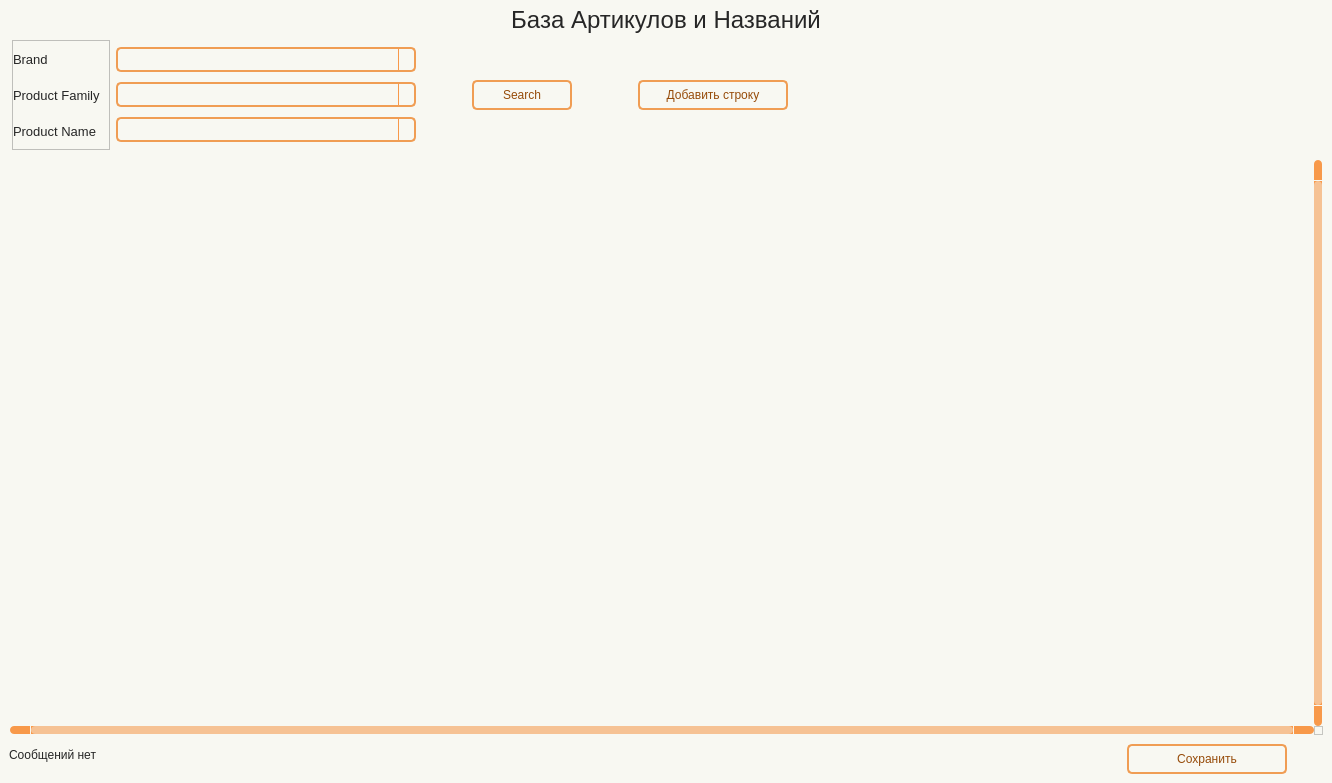
Qt form app/ui/windows/prod_articles.ui (Masik84/Procurement_app) before a commit.
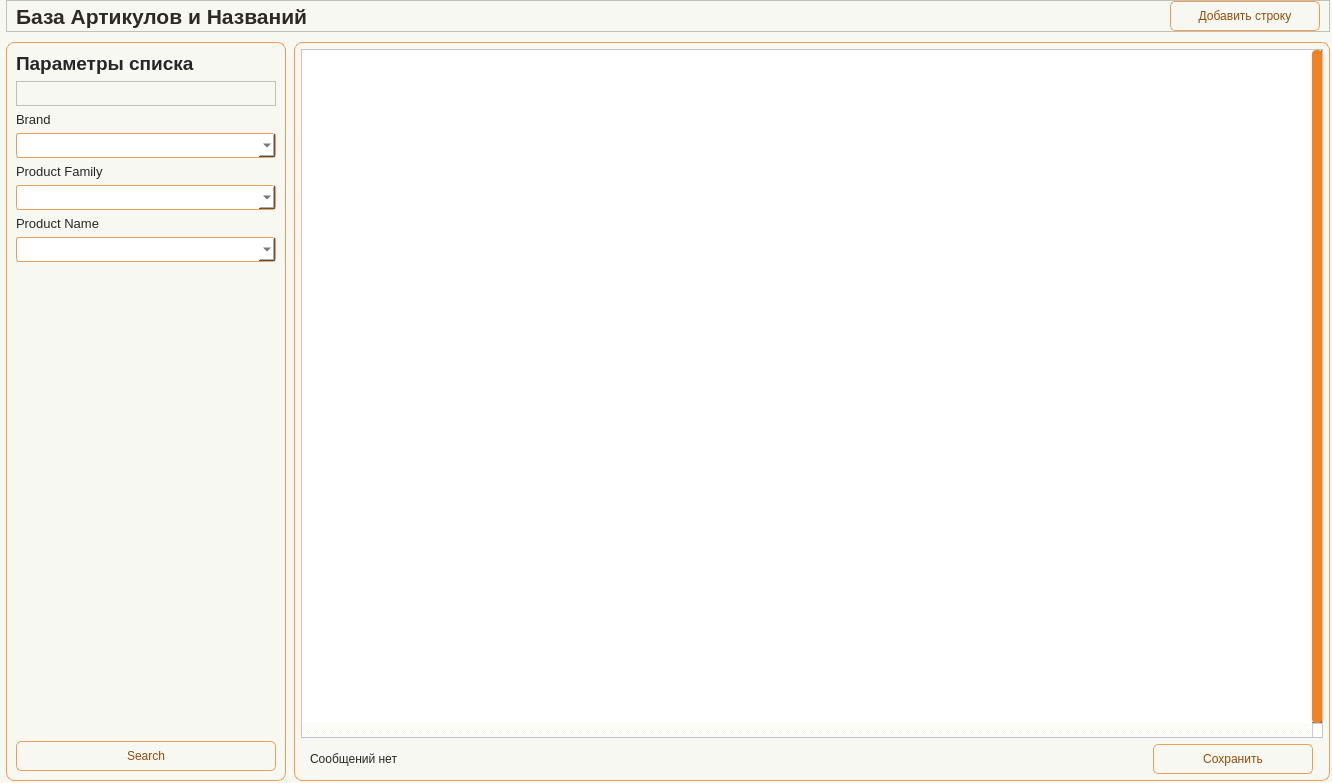
The same form after that commit. Icons and pictures are not drawn.

The edit to the form file:
```diff
--- a/app/ui/windows/prod_articles.ui
+++ b/app/ui/windows/prod_articles.ui
@@ -20,411 +20,85 @@
    <string>Form</string>
   </property>
   <property name="styleSheet">
-   <string notr="true">Form.QWidget{border: 2px solid #f28223;}
+   <string notr="true">/* ===== BASE PREVIEW STYLE FOR DESIGNER ===== */
 
-QWidget{
-	background-color: #f8f8f2;
+QWidget {
+    background-color: #f8f8f2;
+    color: #262626;
+    font: 10pt &quot;Tahoma&quot;;
 }
 
-#Title_label.QLabel {
-color: #262626;
-font: 18pt &quot;Tahoma&quot;;
-}
+/* ===== LABELS ===== */
 
 QLabel {
-color: #262626;
-font: 10pt &quot;Tahoma&quot;;
+    color: #262626;
 }
 
+#Title_label {
+    font: 16pt &quot;Tahoma&quot;;
+    font-weight: 700;
+    color: #2D2A26;
+}
+
+QLabel#label_filter_title {
+    font: 14pt &quot;Tahoma&quot;;
+    font-weight: 700;
+}
+
+/* ===== INPUTS ===== */
+
+QLineEdit, QComboBox, QDateEdit {
+    border: 1px solid #f09d54;
+    border-radius: 3px;
+    padding: 2px;
+    background-color: #ffffff;
+    color: #262626;
+}
+
+/* ===== BUTTONS ===== */
+
 QPushButton {
-	border: 2px solid #f09d54;
-	border-radius: 5px;
-	background-color: #f8f8f2;
-	color: #964b09;
-	font: 10pt &quot;Tahoma&quot;;
-}
-
-QPushButton:hover {
-	background-color: #f28223;
-	color: #ffffff;
-}
-
-QPushButton:pressed {
-	background-color: #f28223;
-	border: 2px solid #f28223;
-	color: #ffffff;
-}
-
-
-QTableWidget {	
-	background-color: #f8f8f2;
-	padding: 10px;
-	border-radius: 5px;
-	gridline-color: #f8994a;
-    outline: none;
-	color: #262626;
-}
-QTableWidget::item{
-	border-color: #f8994a;
-	padding-left: 5px;
-	padding-right: 5px;
-	gridline-color: #f8994a;
-	color: #262626;
-	padding: 1px;
-    font: 7pt &quot;Tahoma&quot;; 
-}
-QTableWidget::item:selected{
-	background-color: #f28223;
-    color: #ffffff;
-}
-QTableWidget::item:editable {
-	background-color: #fff5cc;
-	border: #ffffff;
-}
-QTableWidget::item:focus {
-	background-color: #f28223;
-	border: 2px solid #ffffff;
-}
-QHeaderView::section{
-	background-color: #f8f8f2;
-	border: none;
-	border-style: none;
-}
-QTableWidget::horizontalHeader {	
-	background-color: #f8994a;
-	font: 10pt &quot;Tahoma&quot;;
-}
-QHeaderView::section:horizontal {
-    border: 1px solid #f8994a;
-	background-color: #ffd4af;
-	padding: 3px;
-	border-top-left-radius: 7px;
-    border-top-right-radius: 7px;
-    color: #262626;
-}
-QHeaderView::section:vertical {
-    border: 1px solid #f8994a;
-	color: #262626;
-}
-
-QLineEdit {
-	background-color: #f8f8f2;
-	border-radius: 5px;
-	border: 2px solid #f09d54;
-	padding-left: 10px;
-	selection-color: rgb(255, 255, 255);
-	selection-background-color: #f28223;
-    color: #262626;
-}
-QLineEdit:hover {
-	border: 2px solid #f28223;
-}
-QLineEdit:focus {
-	border: 2px solid #f28223;
-}
-
-/* Стили для множественного выбора */
-QListWidget {
-    background-color: #f8f8f2;
-    border: 2px solid #f09d54;
-    border-radius: 5px;
-    color: #262626;
-    font: 10pt &quot;Tahoma&quot;;
-}
-
-QListWidget::item {
-    padding: 5px;
-    border-bottom: 1px solid #f8994a;
-}
-
-QListWidget::item:selected {
-    background-color: #f28223;
-    color: #ffffff;
-}
-
-QListWidget::item:hover {
-    background-color: #ffd4af;
-}
-
-/* Улучшенная видимость чекбоксов */
-QCheckBox::indicator {
-    width: 16px;
-    height: 16px;
-}
-
-QCheckBox::indicator:unchecked {
-    border: 2px solid #f09d54;
-    background-color: #f8f8f2;
-    border-radius: 3px;
-}
-
-QCheckBox::indicator:checked {
-    border: 2px solid #f28223;
-    background-color: #f28223;
-    border-radius: 3px;
-    image: url(:/icon/icon/check.svg);
-}
-
-QCheckBox::indicator:hover {
-    border: 2px solid #f28223;
-}
-
-QComboBox {
-	background-color: #f8f8f2;
-	border-radius: 5px;
-	border: 2px solid #f09d54;
-	padding-left: 10px;
-	selection-color: #f28223;
-	selection-background-color: #f28223;
-    color: #262626;
-	font: 9pt &quot;Tahoma&quot;;
-}
-QComboBox:hover {
-	border: 2px solid #f28223;
-	
-}
-QComboBox:focus {
-	border: 2px solid #f28223;
-}
-
-QComboBox QAbstractItemView::item {
-	color: #262626;
-}
-QComboBox QAbstractItemView::item::selected {
-	background-color: #f09d54;
-	color: #ffffff;
-}
-
-QComboBox::down-arrow {
-	
-	image: url(:/icon/icon/chevron-down — копия — копия.svg);
-}
-QComboBox::drop-down {
-    subcontrol-origin: padding;
-    subcontrol-position: top right;
-    width: 15px;
-    border-left-width: 1px;
-    border-left-color: #f8994a;
-    border-left-style: solid; /* just a single line */
-    border-top-right-radius: 3px; /* same radius as the QComboBox */
-    border-bottom-right-radius: 3px;
-	color: #262626;
-}
-
-QScrollBar:horizontal {
-    border: none;
-    background: #f8994a;
-    height: 8px;
-    margin: 0px 21px 0 21px;
-	border-radius: 0px;
-}
-QScrollBar::handle:horizontal {
-    background: #f6c294;
-    min-width: 20px;
-	border-radius: 4px
-}
-QScrollBar::add-line:horizontal {
-    border: none;
-    background: #f8994a;
-    width: 20px;
-	border-top-right-radius: 4px;
-    border-bottom-right-radius: 4px;
-    subcontrol-position: right;
-    subcontrol-origin: margin;
-}
-QScrollBar::sub-line:horizontal {
-    border: none;
-    background: #f8994a;
-    width: 20px;
-	border-top-left-radius: 4px;
-    border-bottom-left-radius: 4px;
-    subcontrol-position: left;
-    subcontrol-origin: margin;
-}
-QScrollBar::up-arrow:horizontal, QScrollBar::down-arrow:horizontal
-{
-     background: none;
-}
-QScrollBar::add-page:horizontal, QScrollBar::sub-page:horizontal
-{
-     background: none;
-}
- QScrollBar:vertical {
-	border: none;
-    background-color: #f8994a;
-    width: 8px;
-    margin: 21px 0 21px 0;
-	border-radius: 0px;
- }
- QScrollBar::handle:vertical {	
-	background: #f6c294;
-    min-height: 25px;
-	border-radius: 4px
- }
- QScrollBar::add-line:vertical {
-     border: none;
-    background: #f8994a;
-     height: 20px;
-	border-bottom-left-radius: 4px;
-    border-bottom-right-radius: 4px;
-     subcontrol-position: bottom;
-     subcontrol-origin: margin;
- }
- QScrollBar::sub-line:vertical {
-	border: none;
-    background: #f8994a;
-     height: 20px;
-	border-top-left-radius: 4px;
-    border-top-right-radius: 4px;
-     subcontrol-position: top;
-     subcontrol-origin: margin;
- }
- QScrollBar::up-arrow:vertical, QScrollBar::down-arrow:vertical {
-     background: none;
- }
-
- QScrollBar::add-page:vertical, QScrollBar::sub-page:vertical {
-     background: none;
- }
-
-QDateEdit {
-    background-color: #f8f8f2;
-    border-radius: 5px;
-    border: 2px solid #f09d54;
-    padding-left: 10px; /* Add left padding */
-    padding-right: 10px; /* Add right padding to accommodate the dropdown arrow */
-    color: #262626;
-    font: 10pt &quot;Tahoma&quot;;
-    min-width: 80px; /* Minimum width to prevent text clipping */
-}
-
-QDateEdit:hover {
-    border: 2px solid #f28223;
-}
-
-QDateEdit:focus {
-    border: 2px solid #f28223;
-}
-
-QDateEdit::drop-down {
-    subcontrol-origin: padding;
-    subcontrol-position: top right;
-    width: 25px; /* Keep the dropdown arrow width */
-    border-left-width: 1px;
-    border-left-color: #f8994a;
-    border-left-style: solid;
-    border-top-right-radius: 3px;
-    border-bottom-right-radius: 3px;
-    background-color: #f8f8f2;
-}
-
-QDateEdit::down-arrow {
-	image: url(:/icon/icon/chevron-down — копия — копия.svg);
-    width: 16px;
-    height: 16px;
-}
-
-/* Calendar Styling */
-QCalendarWidget {
-    background-color: #f8f8f2;
-    border: 2px solid #f28223;
-    color: #262626;
-}
-
-QCalendarWidget QWidget {
-    color: #262626;
-}
-
-QCalendarWidget QAbstractItemView {
-    background-color: #f8f8f2;
-    selection-background-color: #f28223;
-    selection-color: #ffffff;
-}
-
-QCalendarWidget QToolButton {
-    background-color: #ffd4af;
-    color: #262626;
-    font: 10pt &quot;Tahoma&quot;;
-    border-radius: 3px;
-    padding: 5px;
-}
-
-QCalendarWidget QToolButton:hover {
-    background-color: #f28223;
-    color: #ffffff;
-}
-
-QCalendarWidget QMenu {
-    background-color: #f8f8f2;
-    border: 1px solid #f28223;
-}
-
-QCalendarWidget QSpinBox {
-    background-color: #f8f8f2;
-    color: #262626;
     border: 1px solid #f09d54;
+    border-radius: 5px;
+    background-color: #f8f8f2;
+    color: #964b09;
+    padding: 4px;
 }
 
-QCalendarWidget QSpinBox::up-button {
-    subcontrol-origin: border;
-    subcontrol-position: top right;
-    width: 15px;
-    border-left-width: 1px;
-    border-left-color: #f8994a;
-    border-left-style: solid;
-}
+/* ===== TABLE ===== */
 
-QCalendarWidget QSpinBox::down-button {
-    subcontrol-origin: border;
-    subcontrol-position: bottom right;
-    width: 15px;
-    border-left-width: 1px;
-    border-left-color: #f8994a;
-    border-left-style: solid;
+QTableWidget {
+    background-color: #ffffff;
+    gridline-color: #f28223;
+    selection-background-color: #f5d3b5;
+    selection-color: #262626;
 }
 
-QCalendarWidget QSpinBox::up-arrow {
-	image: url(:/icon/icon/chevron-up — копия — копия.svg);
-    width: 10px;
-    height: 10px;
+QHeaderView::section {
+    background-color: #f5d3b5;
+    border: 1px solid #f28223;
+    padding: 3px;
 }
 
-QCalendarWidget QSpinBox::down-arrow {
-	image: url(:/icon/icon/chevron-down — копия — копия.svg);
-    width: 10px;
-    height: 10px;
+/* ===== FRAMES ===== */
+
+QFrame#frame_LeftPanel, 
+QFrame#frame_RightPanel {
+    border: 1px solid #f28223;
+    border-radius: 5px;
 }
 
-QTabWidget::pane {
-    border: none;
+/* ===== SCROLL ===== */
+
+QScrollBar:vertical {
     background: #f8f8f2;
+    width: 10px;
 }
 
-QTabBar::tab {
-    background-color: #ffd4af;   /* как шапка таблицы */
-    color: #262626;
-    padding: 6px 12px;
-    min-height: 24px;
-    border: 1px solid #f8994a;
-    border-bottom: none;
-    margin-right: 2px;
-}
-
-QTabBar::tab:selected {
-    background-color: #f28223;
-    color: #ffffff;
-}
-
-QTabBar::tab:!selected {
-    background-color: #ffd4af;
-    color: #262626;
-}
-
-QTabBar::tab:hover:!selected {
-    background-color: #f6c294;
-    color: #262626;
-}
-</string>
+QScrollBar::handle:vertical {
+    background: #f28223;
+    border-radius: 4px;
+}</string>
   </property>
   <layout class="QHBoxLayout" name="horizontalLayout">
    <property name="leftMargin">
@@ -443,26 +117,56 @@
     <widget class="QWidget" name="widget" native="true">
      <layout class="QVBoxLayout" name="verticalLayout">
       <property name="spacing">
-       <number>0</number>
+       <number>10</number>
       </property>
       <property name="leftMargin">
-       <number>0</number>
+       <number>6</number>
       </property>
       <property name="topMargin">
        <number>0</number>
       </property>
       <property name="rightMargin">
+       <number>2</number>
+      </property>
+      <property name="bottomMargin">
+       <number>2</number>
+      </property>
+      <item>
+       <widget class="QFrame" name="frame_2">
+        <property name="minimumSize">
+         <size>
+          <width>0</width>
+          <height>32</height>
+         </size>
+        </property>
+        <property name="maximumSize">
+         <size>
+          <width>16777215</width>
+          <height>32</height>
+         </size>
+        </property>
+        <property name="frameShape">
+         <enum>QFrame::Shape::StyledPanel</enum>
+        </property>
+        <property name="frameShadow">
+         <enum>QFrame::Shadow::Raised</enum>
+        </property>
+        <layout class="QHBoxLayout" name="horizontalLayout_2">
+         <property name="spacing">
        <number>0</number>
       </property>
+         <property name="topMargin">
+          <number>0</number>
+         </property>
       <property name="bottomMargin">
-       <number>9</number>
-      </property>
-      <item alignment="Qt::AlignmentFlag::AlignHCenter">
+          <number>0</number>
+         </property>
+         <item>
        <widget class="QLabel" name="Title_label">
         <property name="minimumSize">
          <size>
           <width>0</width>
-          <height>40</height>
+             <height>30</height>
          </size>
         </property>
         <property name="maximumSize">
@@ -474,9 +178,9 @@
         <property name="font">
          <font>
           <family>Tahoma</family>
-          <pointsize>18</pointsize>
+             <pointsize>16</pointsize>
           <italic>false</italic>
-          <bold>false</bold>
+             <bold>true</bold>
          </font>
         </property>
         <property name="layoutDirection">
@@ -485,28 +189,61 @@
         <property name="text">
          <string>База Артикулов и Названий</string>
         </property>
-        <property name="alignment">
-         <set>Qt::AlignmentFlag::AlignCenter</set>
-        </property>
        </widget>
       </item>
       <item>
-       <widget class="QFrame" name="frame_Search">
+          <spacer name="horizontalSpacer_top">
+           <property name="orientation">
+            <enum>Qt::Orientation::Horizontal</enum>
+           </property>
+           <property name="sizeHint" stdset="0">
+            <size>
+             <width>841</width>
+             <height>20</height>
+            </size>
+           </property>
+          </spacer>
+         </item>
+         <item>
+          <widget class="QPushButton" name="btn_AddLine">
         <property name="minimumSize">
          <size>
-          <width>0</width>
-          <height>110</height>
+             <width>150</width>
+             <height>30</height>
          </size>
         </property>
         <property name="maximumSize">
          <size>
-          <width>16777215</width>
-          <height>150</height>
-         </size>
-        </property>
-        <layout class="QHBoxLayout" name="horizontalLayout_2">
+             <width>150</width>
+             <height>30</height>
+            </size>
+           </property>
+           <property name="text">
+            <string>Добавить строку</string>
+           </property>
+           <property name="icon">
+            <iconset resource="../resource.qrc">
+             <normaloff>:/icon/icon/plus-circle — копия — копия.svg</normaloff>:/icon/icon/plus-circle — копия — копия.svg</iconset>
+           </property>
+          </widget>
+         </item>
+        </layout>
+       </widget>
+      </item>
+      <item>
+       <widget class="QFrame" name="frame_Content">
+        <property name="frameShape">
+         <enum>QFrame::Shape::NoFrame</enum>
+        </property>
+        <property name="frameShadow">
+         <enum>QFrame::Shadow::Plain</enum>
+        </property>
+        <layout class="QHBoxLayout" name="horizontalLayout_content">
+         <property name="spacing">
+          <number>8</number>
+         </property>
          <property name="leftMargin">
-          <number>12</number>
+          <number>0</number>
          </property>
          <property name="topMargin">
           <number>0</number>
@@ -517,27 +254,67 @@
          <property name="bottomMargin">
           <number>0</number>
          </property>
+         <item>
+          <widget class="QFrame" name="frame_LeftPanel">
+           <property name="minimumSize">
+            <size>
+             <width>280</width>
+             <height>0</height>
+            </size>
+           </property>
+           <property name="maximumSize">
+            <size>
+             <width>300</width>
+             <height>16777215</height>
+            </size>
+           </property>
+           <property name="styleSheet">
+            <string notr="true">#frame_LeftPanel {border: 1px solid #f09d54; border-radius: 8px;}</string>
+           </property>
+           <property name="frameShape">
+            <enum>QFrame::Shape::StyledPanel</enum>
+           </property>
+           <property name="frameShadow">
+            <enum>QFrame::Shadow::Raised</enum>
+           </property>
+           <layout class="QVBoxLayout" name="verticalLayout_left">
+            <item>
+             <widget class="QLabel" name="label_filter_title">
+              <property name="font">
+               <font>
+                <family>Tahoma</family>
+                <pointsize>14</pointsize>
+                <italic>false</italic>
+                <bold>true</bold>
+               </font>
+              </property>
+              <property name="text">
+               <string>Параметры списка</string>
+              </property>
+             </widget>
+            </item>
          <item>
           <widget class="QFrame" name="frame">
+              <property name="minimumSize">
+               <size>
+                <width>0</width>
+                <height>25</height>
+               </size>
+              </property>
+              <property name="maximumSize">
+               <size>
+                <width>16777215</width>
+                <height>25</height>
+               </size>
+              </property>
            <property name="frameShape">
             <enum>QFrame::Shape::StyledPanel</enum>
            </property>
            <property name="frameShadow">
             <enum>QFrame::Shadow::Raised</enum>
            </property>
-           <layout class="QVBoxLayout" name="verticalLayout_2">
-            <property name="leftMargin">
-             <number>0</number>
-            </property>
-            <property name="topMargin">
-             <number>3</number>
-            </property>
-            <property name="rightMargin">
-             <number>9</number>
-            </property>
-            <property name="bottomMargin">
-             <number>3</number>
-            </property>
+             </widget>
+            </item>
             <item>
              <widget class="QLabel" name="label_5">
               <property name="font">
@@ -554,69 +331,6 @@
              </widget>
             </item>
             <item>
-             <widget class="QLabel" name="label_4">
-              <property name="font">
-               <font>
-                <family>Tahoma</family>
-                <pointsize>10</pointsize>
-                <italic>false</italic>
-                <bold>false</bold>
-               </font>
-              </property>
-              <property name="text">
-               <string>Product Family</string>
-              </property>
-             </widget>
-            </item>
-            <item>
-             <widget class="QLabel" name="label_3">
-              <property name="font">
-               <font>
-                <family>Tahoma</family>
-                <pointsize>10</pointsize>
-                <italic>false</italic>
-                <bold>false</bold>
-               </font>
-              </property>
-              <property name="text">
-               <string>Product Name</string>
-              </property>
-             </widget>
-            </item>
-           </layout>
-          </widget>
-         </item>
-         <item>
-          <widget class="QFrame" name="frame_2">
-           <property name="minimumSize">
-            <size>
-             <width>300</width>
-             <height>0</height>
-            </size>
-           </property>
-           <property name="maximumSize">
-            <size>
-             <width>370</width>
-             <height>16777215</height>
-            </size>
-           </property>
-           <layout class="QVBoxLayout" name="verticalLayout_3">
-            <property name="spacing">
-             <number>6</number>
-            </property>
-            <property name="leftMargin">
-             <number>0</number>
-            </property>
-            <property name="topMargin">
-             <number>3</number>
-            </property>
-            <property name="rightMargin">
-             <number>0</number>
-            </property>
-            <property name="bottomMargin">
-             <number>3</number>
-            </property>
-            <item>
              <widget class="QComboBox" name="line_Brand">
               <property name="minimumSize">
                <size>
@@ -638,6 +352,21 @@
               </property>
              </widget>
             </item>
+            <item>
+             <widget class="QLabel" name="label_4">
+              <property name="font">
+               <font>
+                <family>Tahoma</family>
+                <pointsize>10</pointsize>
+                <italic>false</italic>
+                <bold>false</bold>
+               </font>
+              </property>
+              <property name="text">
+               <string>Product Family</string>
+              </property>
+             </widget>
+            </item>
             <item>
              <widget class="QComboBox" name="line_Prod_Fam">
               <property name="minimumSize">
@@ -654,11 +383,26 @@
               </property>
              </widget>
             </item>
+            <item>
+             <widget class="QLabel" name="label_3">
+              <property name="font">
+               <font>
+                <family>Tahoma</family>
+                <pointsize>10</pointsize>
+                <italic>false</italic>
+                <bold>false</bold>
+               </font>
+              </property>
+              <property name="text">
+               <string>Product Name</string>
+              </property>
+             </widget>
+            </item>
             <item>
              <widget class="QComboBox" name="line_Prod_name">
               <property name="minimumSize">
                <size>
-                <width>0</width>
+                <width>200</width>
                 <height>25</height>
                </size>
               </property>
@@ -670,67 +414,31 @@
               </property>
              </widget>
             </item>
-           </layout>
-          </widget>
-         </item>
          <item>
-          <spacer name="horizontalSpacer">
+             <spacer name="verticalSpacer_filters">
            <property name="orientation">
-            <enum>Qt::Orientation::Horizontal</enum>
-           </property>
-           <property name="sizeType">
-            <enum>QSizePolicy::Policy::Fixed</enum>
+               <enum>Qt::Orientation::Vertical</enum>
            </property>
            <property name="sizeHint" stdset="0">
             <size>
-             <width>50</width>
-             <height>20</height>
+                <width>20</width>
+                <height>450</height>
             </size>
            </property>
           </spacer>
          </item>
-         <item>
-          <widget class="QFrame" name="frame_3">
-           <property name="minimumSize">
-            <size>
-             <width>110</width>
-             <height>0</height>
-            </size>
-           </property>
-           <property name="maximumSize">
-            <size>
-             <width>93</width>
-             <height>16777215</height>
-            </size>
-           </property>
-           <layout class="QVBoxLayout" name="verticalLayout_4" stretch="0">
-            <property name="spacing">
-             <number>0</number>
-            </property>
-            <property name="leftMargin">
-             <number>0</number>
-            </property>
-            <property name="topMargin">
-             <number>0</number>
-            </property>
-            <property name="rightMargin">
-             <number>0</number>
-            </property>
-            <property name="bottomMargin">
-             <number>0</number>
-            </property>
             <item>
              <widget class="QPushButton" name="btn_Search">
               <property name="minimumSize">
                <size>
-                <width>100</width>
+                <width>0</width>
                 <height>30</height>
                </size>
               </property>
               <property name="maximumSize">
                <size>
-                <width>92</width>
-                <height>16777215</height>
+                <width>16777215</width>
+                <height>30</height>
                </size>
               </property>
               <property name="text">
@@ -746,53 +454,50 @@
           </widget>
          </item>
          <item>
-          <spacer name="horizontalSpacer_2">
-           <property name="orientation">
-            <enum>Qt::Orientation::Horizontal</enum>
+          <widget class="QFrame" name="frame_RightPanel">
+           <property name="styleSheet">
+            <string notr="true">#frame_RightPanel {border: 1px solid #f09d54; border-radius: 8px;}</string>
            </property>
-           <property name="sizeType">
-            <enum>QSizePolicy::Policy::Fixed</enum>
+           <property name="frameShape">
+            <enum>QFrame::Shape::StyledPanel</enum>
            </property>
-           <property name="sizeHint" stdset="0">
-            <size>
-             <width>50</width>
-             <height>20</height>
-            </size>
+           <property name="frameShadow">
+            <enum>QFrame::Shadow::Raised</enum>
            </property>
-          </spacer>
-         </item>
-         <item>
-          <widget class="QPushButton" name="btn_AddLine">
-           <property name="minimumSize">
-            <size>
-             <width>150</width>
-             <height>30</height>
-            </size>
-           </property>
-           <property name="text">
-            <string>Добавить строку</string>
-           </property>
-           <property name="icon">
-            <iconset resource="../resource.qrc">
-             <normaloff>:/icon/icon/plus-circle — копия — копия.svg</normaloff>:/icon/icon/plus-circle — копия — копия.svg</iconset>
-           </property>
-          </widget>
-         </item>
+           <layout class="QVBoxLayout" name="verticalLayout_right">
+            <property name="spacing">
+             <number>6</number>
+            </property>
+            <property name="leftMargin">
+             <number>6</number>
+            </property>
+            <property name="topMargin">
+             <number>6</number>
+            </property>
+            <property name="rightMargin">
+             <number>6</number>
+            </property>
+            <property name="bottomMargin">
+             <number>6</number>
+            </property>
          <item>
-          <spacer name="horizontalSpacer_3">
-           <property name="orientation">
-            <enum>Qt::Orientation::Horizontal</enum>
-           </property>
-           <property name="sizeHint" stdset="0">
-            <size>
-             <width>361</width>
-             <height>20</height>
-            </size>
-           </property>
-          </spacer>
-         </item>
-        </layout>
-       </widget>
+             <layout class="QHBoxLayout" name="horizontalLayout_topRight">
+              <property name="spacing">
+               <number>6</number>
+              </property>
+              <property name="leftMargin">
+               <number>0</number>
+              </property>
+              <property name="topMargin">
+               <number>0</number>
+              </property>
+              <property name="rightMargin">
+               <number>0</number>
+              </property>
+              <property name="bottomMargin">
+               <number>0</number>
+              </property>
+             </layout>
       </item>
       <item>
        <widget class="QTableWidget" name="table">
@@ -897,12 +602,18 @@
             </size>
            </property>
            <layout class="QVBoxLayout" name="verticalLayout_5">
+                  <property name="leftMargin">
+                   <number>9</number>
+                  </property>
             <property name="topMargin">
              <number>0</number>
             </property>
             <property name="rightMargin">
              <number>0</number>
             </property>
+                  <property name="bottomMargin">
+                   <number>0</number>
+                  </property>
             <item>
              <widget class="QLabel" name="label_msg">
               <property name="text">
@@ -923,7 +634,7 @@
            </property>
            <property name="maximumSize">
             <size>
-             <width>250</width>
+                   <width>180</width>
              <height>16777215</height>
             </size>
            </property>
@@ -964,6 +675,12 @@
                <iconset resource="../resource.qrc">
                 <normaloff>:/icon/icon/save — копия — копия.svg</normaloff>:/icon/icon/save — копия — копия.svg</iconset>
               </property>
+                   </widget>
+                  </item>
+                 </layout>
+                </widget>
+               </item>
+              </layout>
              </widget>
             </item>
            </layout>
```
Lines whose indentation alone changed are shown as unchanged.
